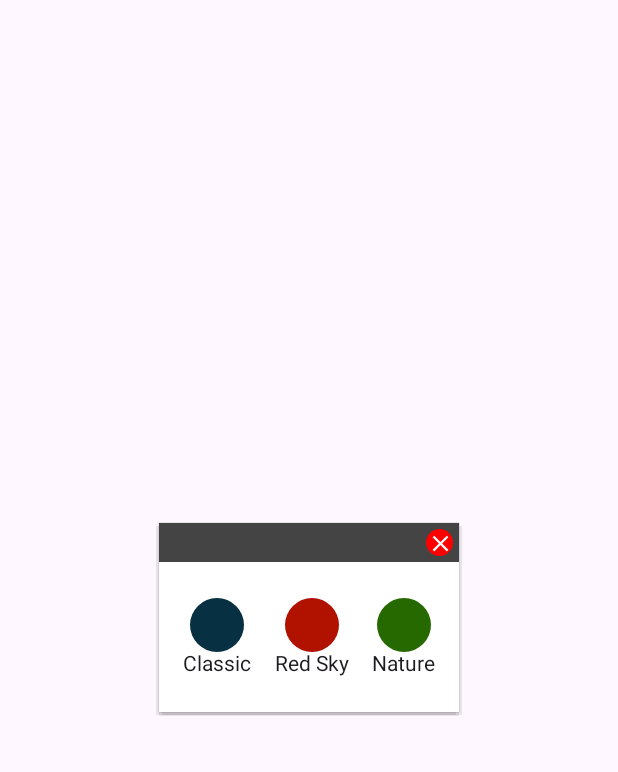
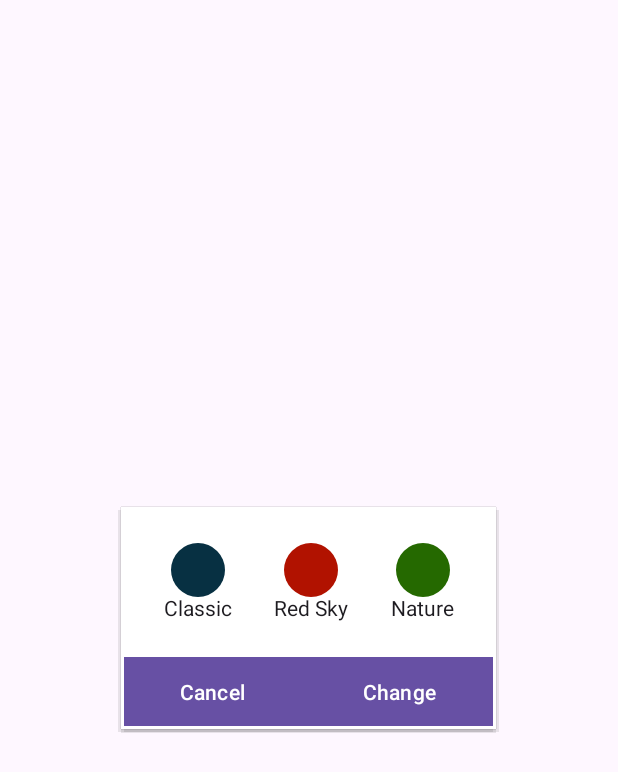
Before and after one commit to MDirt57/Music_Player, an Android app built with Jetpack Compose: the composable ChangeThemePanel shown on its own in the app's theme, on a phone screen of 412 x 824 dp. Shown: the top 772 px of the screen. Run offline under Robolectric (Android 15) with nearby library versions, the phone set to English and light mode, and no system bars; 3 statements that could not run were skipped.

Commit message:
Minor changes

```diff
--- a/app/src/main/java/com/example/music_player/presentation/App.kt
+++ b/app/src/main/java/com/example/music_player/presentation/App.kt
@@ -11,6 +11,7 @@ import androidx.compose.runtime.*
 import androidx.compose.ui.Modifier
 import androidx.compose.ui.res.stringResource
 import com.example.music_player.MainScreen
+import com.example.music_player.data.Config
 import com.example.music_player.data.FileReader
 import com.example.music_player.domain.Player
 import com.example.music_player.ui.theme.MyAppTheme
@@ -18,6 +19,7 @@ import com.example.music_player.ui.theme.MyAppTheme
 @Composable
 fun App(applicationContext: Context){
     val filereader = FileReader()
+    val config = Config(activity = applicationContext, resources = resou)
 
     var currentTheme by remember {mutableStateOf("")}
     MyAppTheme(currentTheme = currentTheme) {
--- a/app/src/main/java/com/example/music_player/presentation/ChangeThemePanel.kt
+++ b/app/src/main/java/com/example/music_player/presentation/ChangeThemePanel.kt
@@ -1,86 +1,25 @@
 package com.example.music_player.presentation
 
+import androidx.compose.foundation.BorderStroke
 import androidx.compose.foundation.background
+import androidx.compose.foundation.border
+import androidx.compose.foundation.clickable
 import androidx.compose.foundation.layout.*
 import androidx.compose.foundation.shape.CircleShape
 import androidx.compose.material.icons.Icons
 import androidx.compose.material.icons.filled.Close
 import androidx.compose.material3.*
 import androidx.compose.runtime.Composable
+import androidx.compose.runtime.*
 import androidx.compose.ui.Alignment
 import androidx.compose.ui.Modifier
 import androidx.compose.ui.graphics.Color
+import androidx.compose.ui.graphics.RectangleShape
 import androidx.compose.ui.unit.dp
 import androidx.compose.ui.window.Popup
 import com.example.music_player.ui.theme.DarkBlue
 import com.example.music_player.ui.theme.DarkGreen
 import com.example.music_player.ui.theme.DarkRed
-
-@Composable
-fun TopPanel(
-    on_close: () -> Unit,
-    modifier: Modifier = Modifier
-){
-    Surface(
-        color = Color.DarkGray,
-        modifier = modifier.width(200.dp)
-    ) {
-        Row(
-            horizontalArrangement = Arrangement.End
-        ) {
-            IconButton(
-                onClick = on_close,
-                modifier = Modifier
-                    .padding(4.dp)
-                    .background(Color.Red, CircleShape)
-                    .size(18.dp)
-            ) {
-                Icon(
-                    imageVector = Icons.Default.Close,
-                    tint = Color.White,
-                    contentDescription = null
-                )
-            }
-        }
-    }
-}
-
-@Composable
-fun ContentBox(
-    on_close: () -> Unit,
-    change_theme: (String) -> Unit,
-    modifier: Modifier = Modifier
-){
-    val colors_name = arrayListOf<String>("Classic", "Red Sky", "Nature")
-    val colors = arrayListOf<Color>(DarkBlue, DarkRed, DarkGreen)
-
-    Surface(
-        color = Color.White,
-        modifier = modifier
-            .width(200.dp)
-            .height(100.dp)
-    ) {
-        Row(
-            horizontalArrangement = Arrangement.SpaceEvenly,
-            verticalAlignment = Alignment.CenterVertically
-        ){
-            (0..2).map {
-                Column(horizontalAlignment = Alignment.CenterHorizontally) {
-                    Button(
-                        onClick = { change_theme(colors_name.get(it)); on_close() },
-                        shape = CircleShape,
-                        colors = ButtonDefaults.buttonColors(
-                            containerColor = colors.get(it)
-                        ),
-                        modifier = Modifier
-                            .size(36.dp)
-                    ){}
-                    Text(text = colors_name.get(it))
-                }
-            }
-        }
-    }
-}
 
 
 @Composable
@@ -93,9 +32,15 @@ fun ChangeThemePanel(
         alignment = Alignment.Center,
         onDismissRequest = {}
     ) {
-        Column(modifier = modifier) {
-            TopPanel(on_close = on_close)
-            ContentBox(on_close = on_close, change_theme = change_theme)
+        var theme by remember {mutableStateOf("")}
+        Column(modifier = modifier.border(border = BorderStroke(2.dp, Color.White), RectangleShape)) {
+            ColorPickPanel(theme = theme, change_theme = {choice -> theme = choice}, modifier = Modifier.width(250.dp))
+            BottomPanel(
+                onPress = { change_theme(theme); on_close() },
+                onCancel = on_close,
+                color = MaterialTheme.colorScheme.primary,
+                actionName = "Change",
+                modifier = Modifier.width(250.dp))
         }
     }
 }
--- /dev/null
+++ b/app/src/main/java/com/example/music_player/presentation/PopupParts.kt
@@ -0,0 +1,127 @@
+package com.example.music_player.presentation
+
+import androidx.compose.foundation.BorderStroke
+import androidx.compose.foundation.background
+import androidx.compose.foundation.border
+import androidx.compose.foundation.layout.*
+import androidx.compose.foundation.shape.CircleShape
+import androidx.compose.material3.*
+import androidx.compose.runtime.Composable
+import androidx.compose.runtime.*
+import androidx.compose.ui.Alignment
+import androidx.compose.ui.Modifier
+import androidx.compose.ui.graphics.Color
+import androidx.compose.ui.graphics.RectangleShape
+import androidx.compose.ui.unit.dp
+import com.example.music_player.ui.theme.DarkBlue
+import com.example.music_player.ui.theme.DarkGreen
+import com.example.music_player.ui.theme.DarkRed
+
+@Composable
+fun NameInputPanel(
+    text: String,
+    onTyping: (String) -> Unit,
+    color: Color,
+    modifier: Modifier = Modifier
+){
+    Surface(
+        color = color,
+        modifier = modifier
+    ){
+        Column(){
+            Text(text = "Name", modifier = Modifier.padding(8.dp))
+            TextField(
+                value = text,
+                onValueChange = onTyping,
+                singleLine = true,
+                colors = TextFieldDefaults.textFieldColors(
+                    containerColor = Color.Transparent,
+                    textColor = Color.White,
+                    cursorColor = Color.White
+                )
+            )
+        }
+    }
+}
+
+@Composable
+fun ColorPickPanel(
+    theme: String,
+    change_theme: (String) -> Unit,
+    modifier: Modifier = Modifier
+){
+    val colors_name = arrayListOf<String>("Classic", "Red Sky", "Nature")
+    val colors = arrayListOf<Color>(DarkBlue, DarkRed, DarkGreen)
+
+    Surface(
+        color = Color.White,
+        modifier = modifier
+            .width(200.dp)
+            .height(100.dp)
+    ) {
+        Row(
+            horizontalArrangement = Arrangement.SpaceEvenly,
+            verticalAlignment = Alignment.CenterVertically
+        ){
+            (0..2).map {
+                Column(horizontalAlignment = Alignment.CenterHorizontally) {
+                    Button(
+                        onClick = { change_theme(colors_name.get(it))},
+                        shape = CircleShape,
+                        colors = ButtonDefaults.buttonColors(
+                            containerColor = colors.get(it)
+                        ),
+                        modifier = Modifier
+                            .size(36.dp)
+                            .border(border =
+                            if (theme.equals(colors_name.get(it))) BorderStroke(3.dp, Color.DarkGray)
+                            else BorderStroke(0.dp, Color.Transparent),
+                                CircleShape)
+                    ){}
+                    Text(text = colors_name.get(it))
+                }
+            }
+        }
+    }
+}
+
+@Composable
+fun BottomPanel(
+    onPress: () -> Unit,
+    onCancel: () -> Unit,
+    color: Color,
+    actionName: String,
+    modifier: Modifier = Modifier
+){
+    Surface(
+        color = color,
+        modifier = modifier
+    ){
+        Row(
+            horizontalArrangement = Arrangement.SpaceAround
+        ){
+            Button(
+                onClick = onCancel,
+                shape = RectangleShape,
+                modifier = Modifier.background(Color.Transparent),
+                colors = ButtonDefaults.textButtonColors(
+                    containerColor = Color.Transparent,
+                    contentColor = Color.White
+                )
+            ) {
+                Text(text = "Cancel")
+            }
+            Button(
+                onClick = onPress,
+                shape = RectangleShape,
+                modifier = Modifier.background(Color.Transparent),
+                colors = ButtonDefaults.textButtonColors(
+                    containerColor = Color.Transparent,
+                    contentColor = Color.White
+                )
+            ) {
+                Text(text = actionName)
+            }
+        }
+    }
+}
--- a/app/src/main/res/values/strings.xml
+++ b/app/src/main/res/values/strings.xml
@@ -1,3 +1,4 @@
 <resources>
     <string name="app_name">Music_Player</string>
+    <string name="theme">Classic</string>
 </resources>
```
Also changed, not shown: app/src/main/java/com/example/music_player/data/Config.kt (+31 -0 lines), app/src/main/java/com/example/music_player/presentation/CreatePlaylistPanel.kt (+2 -70 lines).
